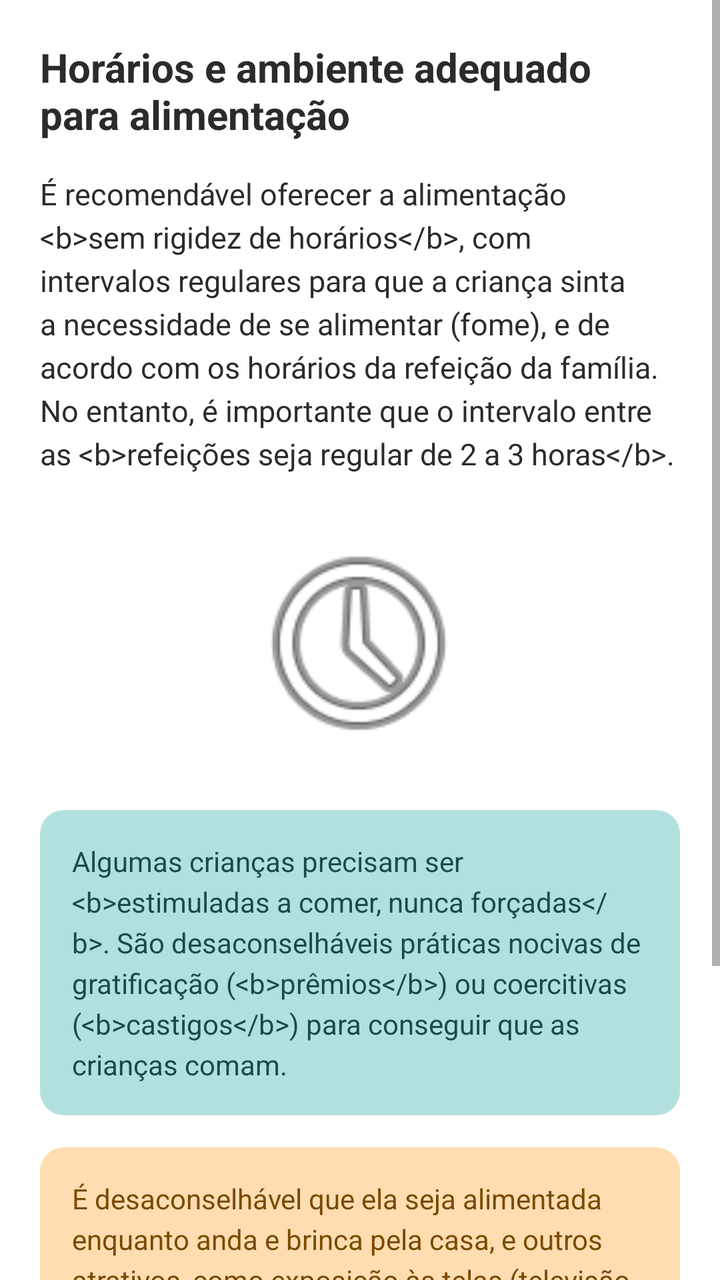
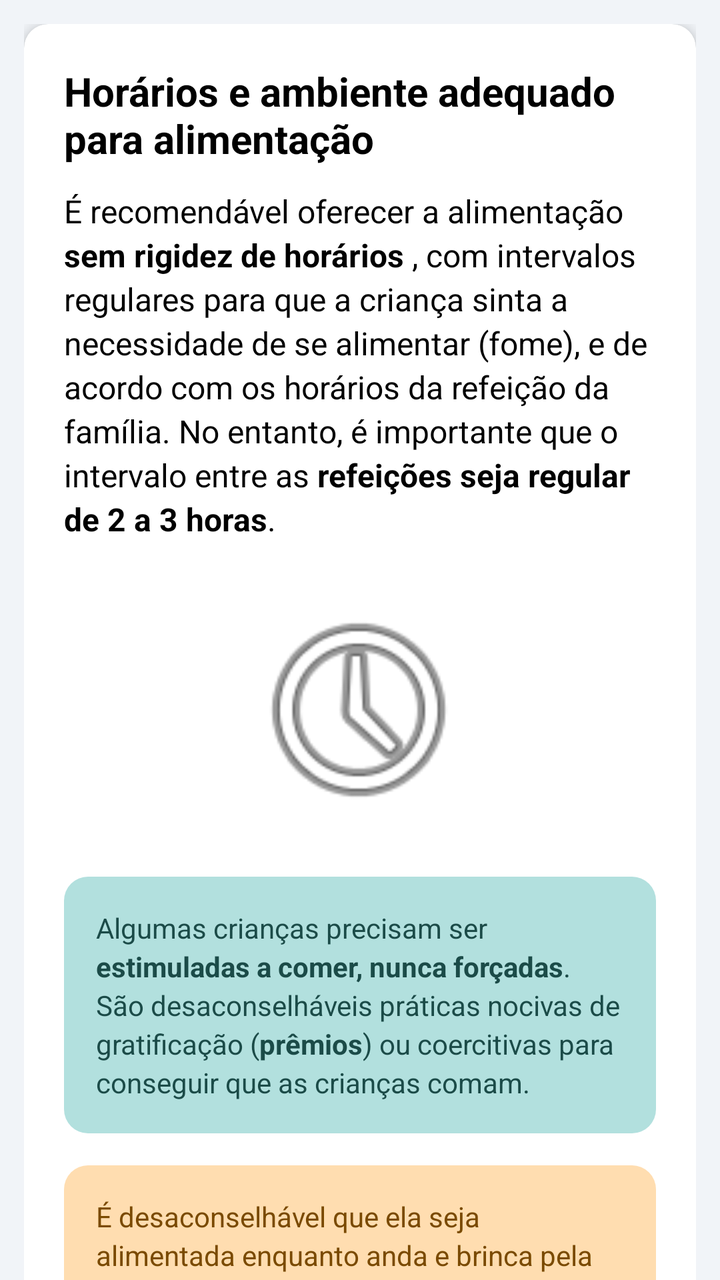

An Android layout rendered at two revisions. The XML below is the earlier revision; the diff shows what the commit changed to produce the second picture.
<!-- AndroidManifest.xml: application theme Theme.NutrirAGente -->
<!-- res/layout/activity_horarios_ambiente.xml -->
<?xml version="1.0" encoding="utf-8"?>
<LinearLayout xmlns:android="http://schemas.android.com/apk/res/android"
    android:layout_width="match_parent"
    android:layout_height="match_parent"
    android:orientation="vertical"
    android:background="@color/background_white">



    <ScrollView
        android:layout_width="match_parent"
        android:layout_height="match_parent">

        <LinearLayout
            android:layout_width="match_parent"
            android:layout_height="wrap_content"
            android:orientation="vertical"
            android:padding="20dp">

            <TextView
                android:layout_width="match_parent"
                android:layout_height="wrap_content"
                android:text="Horários e ambiente adequado para alimentação"
                android:textColor="@color/text_primary"
                android:textSize="20sp"
                android:textStyle="bold" />

            <TextView
                android:layout_width="match_parent"
                android:layout_height="wrap_content"
                android:layout_marginTop="16dp"
                android:lineSpacingExtra="4dp"
                android:textColor="@color/text_primary"
                android:textSize="15sp"
                android:text="É recomendável oferecer a alimentação &lt;b&gt;sem rigidez de horários&lt;/b&gt;, com intervalos regulares para que a criança sinta a necessidade de se alimentar (fome), e de acordo com os horários da refeição da família. No entanto, é importante que o intervalo entre as &lt;b&gt;refeições seja regular de 2 a 3 horas&lt;/b&gt;." />

            <ImageView
                android:layout_width="120dp"
                android:layout_height="120dp"
                android:layout_marginTop="24dp"
                android:layout_gravity="center_horizontal"
                android:src="@android:drawable/ic_menu_recent_history"
                android:contentDescription="Ilustração de relógio" />

            
            <LinearLayout
                android:layout_width="match_parent"
                android:layout_height="wrap_content"
                android:layout_marginTop="24dp"
                android:background="@drawable/bg_tip_mint"
                android:padding="16dp">

                <TextView
                    android:layout_width="match_parent"
                    android:layout_height="wrap_content"
                    android:textColor="@color/tip_mint_text"
                    android:textSize="14sp"
                    android:lineSpacingExtra="4dp"
                    android:text="Algumas crianças precisam ser &lt;b&gt;estimuladas a comer, nunca forçadas&lt;/b&gt;. São desaconselháveis práticas nocivas de gratificação (&lt;b&gt;prêmios&lt;/b&gt;) ou coercitivas (&lt;b&gt;castigos&lt;/b&gt;) para conseguir que as crianças comam." />
            </LinearLayout>

            
            <LinearLayout
                android:layout_width="match_parent"
                android:layout_height="wrap_content"
                android:layout_marginTop="16dp"
                android:background="@drawable/bg_tip_orange"
                android:padding="16dp">

                <TextView
                    android:layout_width="match_parent"
                    android:layout_height="wrap_content"
                    android:textColor="@color/tip_orange_text"
                    android:textSize="14sp"
                    android:lineSpacingExtra="4dp"
                    android:text="É desaconselhável que ela seja alimentada enquanto anda e brinca pela casa, e outros atrativos, como exposição às telas (televisão, celular, computador ou tablet) já que podem distraí-la, gerando desinteresse pela comida. Quando a criança come utilizando essas distrações, ela come de forma automática, isso pode causar &lt;b&gt;danos futuros&lt;/b&gt;, como perda de controle do mecanismo de fome e saciedade, além de &lt;b&gt;ganho excessivo ou perda de peso&lt;/b&gt;." />
            </LinearLayout>

        </LinearLayout>
    </ScrollView>

</LinearLayout>
<!-- resources referenced by this layout -->
<resources>
  <color name="background_white">#FFFFFF</color>
  <color name="text_primary">#2B2B2B</color>
  <color name="tip_mint_text">#1B4B48</color>
  <color name="tip_orange_text">#7A4A00</color>
  <!-- drawable bg_tip_mint (drawable) -->
  <?xml version="1.0" encoding="utf-8"?>
  <shape xmlns:android="http://schemas.android.com/apk/res/android"
      android:shape="rectangle">
      <solid android:color="@color/tip_mint_background" />
      <corners android:radius="12dp" />
  </shape>
  <!-- drawable bg_tip_orange (drawable) -->
  <?xml version="1.0" encoding="utf-8"?>
  <shape xmlns:android="http://schemas.android.com/apk/res/android"
      android:shape="rectangle">
      <solid android:color="@color/tip_orange_background" />
      <corners android:radius="12dp" />
  </shape>
  <style name="Theme.NutrirAGente" parent="Theme.MaterialComponents.Light.NoActionBar">
          
          <item name="colorPrimary">@color/purple_500</item>
          <item name="colorPrimaryVariant">@color/blue_toolbar</item>
          <item name="colorOnPrimary">@color/white</item>
          <item name="colorOnPrimaryFixedVariant">@color/blue_toolbar</item>
          
          <item name="colorSecondary">@color/teal_200</item>
          <item name="colorSecondaryVariant">@color/teal_700</item>
          <item name="colorOnSecondary">@color/black</item>
          
          <item name="android:statusBarColor">@color/blue_toolbar</item>
          
      </style>
  <color name="tip_mint_background">#B2E0DE</color>
  <color name="tip_orange_background">#FFDDB0</color>
  <color name="purple_500">#FF6200EE</color>
  <color name="blue_toolbar">#272643</color>
  <color name="white">#FFFFFFFF</color>
  <color name="teal_200">#FF03DAC5</color>
  <color name="teal_700">#FF018786</color>
  <color name="black">#FF000000</color>
</resources>

<!-- the commit's change to res/layout/activity_horarios_ambiente.xml (unified diff, before → after) -->
@@ -1,82 +1,111 @@
 <?xml version="1.0" encoding="utf-8"?>
-<LinearLayout xmlns:android="http://schemas.android.com/apk/res/android"
+<androidx.coordinatorlayout.widget.CoordinatorLayout
+    xmlns:android="http://schemas.android.com/apk/res/android"
+    xmlns:app="http://schemas.android.com/apk/res-auto"
     android:layout_width="match_parent"
     android:layout_height="match_parent"
-    android:orientation="vertical"
-    android:background="@color/background_white">
+    android:background="@color/gray">
 
+    
+    <com.google.android.material.appbar.AppBarLayout
+        android:layout_width="match_parent"
+        android:layout_height="wrap_content"
+        android:background="@color/blue_toolbar"
+        app:elevation="12dp">
 
+    </com.google.android.material.appbar.AppBarLayout>
 
-    <ScrollView
+    <androidx.core.widget.NestedScrollView
         android:layout_width="match_parent"
-        android:layout_height="match_parent">
+        android:layout_height="match_parent"
+        app:layout_behavior="@string/appbar_scrolling_view_behavior">
 
         <LinearLayout
             android:layout_width="match_parent"
             android:layout_height="wrap_content"
             android:orientation="vertical"
-            android:padding="20dp">
+            android:padding="12dp">
 
-            <TextView
+            <androidx.cardview.widget.CardView
                 android:layout_width="match_parent"
                 android:layout_height="wrap_content"
-                android:text="Horários e ambiente adequado para alimentação"
-                android:textColor="@color/text_primary"
-                android:textSize="20sp"
-                android:textStyle="bold" />
+                android:layout_marginBottom="16dp"
+                app:cardCornerRadius="12dp"
+                app:cardElevation="4dp">
 
-            <TextView
-                android:layout_width="match_parent"
-                android:layout_height="wrap_content"
-                android:layout_marginTop="16dp"
-                android:lineSpacingExtra="4dp"
-                android:textColor="@color/text_primary"
-                android:textSize="15sp"
-                android:text="É recomendável oferecer a alimentação &lt;b&gt;sem rigidez de horários&lt;/b&gt;, com intervalos regulares para que a criança sinta a necessidade de se alimentar (fome), e de acordo com os horários da refeição da família. No entanto, é importante que o intervalo entre as &lt;b&gt;refeições seja regular de 2 a 3 horas&lt;/b&gt;." />
-
-            <ImageView
-                android:layout_width="120dp"
-                android:layout_height="120dp"
-                android:layout_marginTop="24dp"
-                android:layout_gravity="center_horizontal"
-                android:src="@android:drawable/ic_menu_recent_history"
-                android:contentDescription="Ilustração de relógio" />
-
-            
-            <LinearLayout
-                android:layout_width="match_parent"
-                android:layout_height="wrap_content"
-                android:layout_marginTop="24dp"
-                android:background="@drawable/bg_tip_mint"
-                android:padding="16dp">
-
-                <TextView
+                <LinearLayout
                     android:layout_width="match_parent"
                     android:layout_height="wrap_content"
-                    android:textColor="@color/tip_mint_text"
-                    android:textSize="14sp"
-                    android:lineSpacingExtra="4dp"
-                    android:text="Algumas crianças precisam ser &lt;b&gt;estimuladas a comer, nunca forçadas&lt;/b&gt;. São desaconselháveis práticas nocivas de gratificação (&lt;b&gt;prêmios&lt;/b&gt;) ou coercitivas (&lt;b&gt;castigos&lt;/b&gt;) para conseguir que as crianças comam." />
-            </LinearLayout>
+                    android:orientation="vertical"
+                    android:padding="20dp">
 
-            
-            <LinearLayout
-                android:layout_width="match_parent"
-                android:layout_height="wrap_content"
-                android:layout_marginTop="16dp"
-                android:background="@drawable/bg_tip_orange"
-                android:padding="16dp">
+                    
+                    <TextView
+                        android:layout_width="wrap_content"
+                        android:layout_height="wrap_content"
+                        android:layout_marginBottom="12dp"
+                        android:text="Horários e ambiente adequado para alimentação"
+                        android:textColor="@android:color/black"
+                        android:textSize="20sp"
+                        android:textStyle="bold" />
 
-                <TextView
-                    android:layout_width="match_parent"
-                    android:layout_height="wrap_content"
-                    android:textColor="@color/tip_orange_text"
-                    android:textSize="14sp"
-                    android:lineSpacingExtra="4dp"
-                    android:text="É desaconselhável que ela seja alimentada enquanto anda e brinca pela casa, e outros atrativos, como exposição às telas (televisão, celular, computador ou tablet) já que podem distraí-la, gerando desinteresse pela comida. Quando a criança come utilizando essas distrações, ela come de forma automática, isso pode causar &lt;b&gt;danos futuros&lt;/b&gt;, como perda de controle do mecanismo de fome e saciedade, além de &lt;b&gt;ganho excessivo ou perda de peso&lt;/b&gt;." />
-            </LinearLayout>
+                    
+                    <TextView
+                        android:layout_width="match_parent"
+                        android:layout_height="wrap_content"
+                        android:layout_marginBottom="16dp"
+                        android:lineSpacingExtra="3dp"
+                        android:textColor="@color/black"
+                        android:textSize="16sp"
+                        android:text="@string/horario" />
+
+                    
+                    <ImageView
+                        android:layout_width="120dp"
+                        android:layout_height="120dp"
+                        android:layout_gravity="center_horizontal"
+                        android:layout_marginVertical="8dp"
+                        android:src="@android:drawable/ic_menu_recent_history"
+                        android:contentDescription="Ilustração de relógio" />
+
+                    
+                    <LinearLayout
+                        android:layout_width="match_parent"
+                        android:layout_height="wrap_content"
+                        android:layout_marginTop="16dp"
+                        android:background="@drawable/bg_tip_mint"
+                        android:padding="16dp">
+
+                        <TextView
+                            android:layout_width="match_parent"
+                            android:layout_height="wrap_content"
+                            android:textColor="@color/tip_mint_text"
+                            android:textSize="14sp"
+                            android:lineSpacingExtra="3dp"
+                            android:text="@string/horario_warn_1" />
+                    </LinearLayout>
+
+                    
+                    <LinearLayout
+                        android:layout_width="match_parent"
+                        android:layout_height="wrap_content"
+                        android:layout_marginTop="16dp"
+                        android:background="@drawable/bg_tip_orange"
+                        android:padding="16dp">
+
+                        <TextView
+                            android:layout_width="match_parent"
+                            android:layout_height="wrap_content"
+                            android:textColor="@color/tip_orange_text"
+                            android:textSize="14sp"
+                            android:lineSpacingExtra="3dp"
+                            android:text="@string/horario_warn_2" />
+                    </LinearLayout>
+
+                </LinearLayout>
+            </androidx.cardview.widget.CardView>
 
         </LinearLayout>
-    </ScrollView>
+    </androidx.core.widget.NestedScrollView>
 
-</LinearLayout>
+</androidx.coordinatorlayout.widget.CoordinatorLayout>
<!-- resource entries referenced after the edit -->
@@ -1,7 +1,5 @@
 <!-- resources referenced by this layout -->
 <resources>
-  <color name="background_white">#FFFFFF</color>
-  <color name="text_primary">#2B2B2B</color>
   <color name="tip_mint_text">#1B4B48</color>
   <color name="tip_orange_text">#7A4A00</color>
   <!-- drawable bg_tip_mint (drawable) -->
@@ -18,6 +16,9 @@
       <solid android:color="@color/tip_orange_background" />
       <corners android:radius="12dp" />
   </shape>
+  <string name="horario">É recomendável oferecer a alimentação <b> sem rigidez de horários </b>, com intervalos regulares para que a criança sinta a necessidade de se alimentar (fome), e de acordo com os horários da refeição da família. No entanto, é importante que o intervalo entre as <b>refeições seja regular de 2 a 3 horas</b>.</string>
+  <string name="horario_warn_1">Algumas crianças precisam ser <b>estimuladas a comer, nunca forçadas</b>. São desaconselháveis práticas nocivas de gratificação (<b>prêmios</b>) ou coercitivas para conseguir que as crianças comam.</string>
+  <string name="horario_warn_2">É desaconselhável que ela seja alimentada enquanto anda e brinca pela casa, e outros atrativos, como exposição às telas (televisão, celular, computador ou tablet) já que podem distraí-la, gerando desinteresse pela comida. Quando a criança come utilizando essas distrações, ela come de forma automática, isso pode causar <b>danos futuros</b>, como perda de controle do mecanismo de fome e saciedade, além de <b>ganho excessivo ou perda de peso</b>.</string>
   <style name="Theme.NutrirAGente" parent="Theme.MaterialComponents.Light.NoActionBar">
           
           <item name="colorPrimary">@color/purple_500</item>
@@ -36,6 +37,7 @@
   <color name="tip_orange_background">#FFDDB0</color>
   <color name="purple_500">#FF6200EE</color>
   <color name="blue_toolbar">#272643</color>
+  <color name="gray">#F1F4F8</color>
   <color name="white">#FFFFFFFF</color>
   <color name="teal_200">#FF03DAC5</color>
   <color name="teal_700">#FF018786</color>
